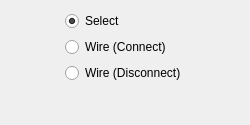
Above: UI/glitch-tools.ui from textbrowser/glitch before the change. Below: the same form after it.
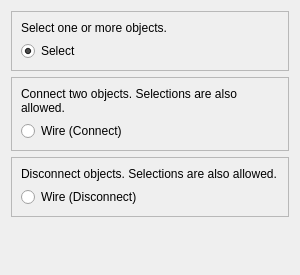
That is the form after the change. Icons and pictures are not drawn.

Diff of the .ui file:
```diff
--- a/UI/glitch-tools.ui
+++ b/UI/glitch-tools.ui
@@ -6,8 +6,8 @@
    <rect>
     <x>0</x>
     <y>0</y>
-    <width>250</width>
-    <height>125</height>
+    <width>300</width>
+    <height>275</height>
    </rect>
   </property>
   <property name="windowTitle">
@@ -17,10 +17,29 @@
    <iconset resource="../Icons/icons.qrc">
     <normaloff>:/Logo/glitch-logo.png</normaloff>:/Logo/glitch-logo.png</iconset>
   </property>
-  <layout class="QVBoxLayout" name="verticalLayout">
+  <layout class="QVBoxLayout" name="verticalLayout_4">
    <item>
     <layout class="QGridLayout" name="gridLayout">
-     <item row="0" column="1">
+     <item row="0" column="0">
+      <widget class="QFrame" name="frame">
+       <property name="frameShape">
+        <enum>QFrame::StyledPanel</enum>
+       </property>
+       <property name="frameShadow">
+        <enum>QFrame::Raised</enum>
+       </property>
+       <layout class="QVBoxLayout" name="verticalLayout">
+        <item>
+         <widget class="QLabel" name="label_3">
+          <property name="text">
+           <string>Select one or more objects.</string>
+          </property>
+          <property name="wordWrap">
+           <bool>true</bool>
+          </property>
+         </widget>
+        </item>
+        <item>
       <widget class="QRadioButton" name="select">
        <property name="text">
         <string>Select</string>
@@ -30,45 +49,66 @@
        </property>
       </widget>
      </item>
-     <item row="0" column="0">
-      <spacer name="horizontalSpacer">
-       <property name="orientation">
-        <enum>Qt::Horizontal</enum>
+       </layout>
+      </widget>
+     </item>
+     <item row="1" column="0">
+      <widget class="QFrame" name="frame_2">
+       <property name="frameShape">
+        <enum>QFrame::StyledPanel</enum>
        </property>
-       <property name="sizeHint" stdset="0">
-        <size>
-         <width>40</width>
-         <height>20</height>
-        </size>
+       <property name="frameShadow">
+        <enum>QFrame::Raised</enum>
        </property>
-      </spacer>
-     </item>
-     <item row="1" column="1">
+       <layout class="QVBoxLayout" name="verticalLayout_2">
+        <item>
+         <widget class="QLabel" name="label">
+          <property name="text">
+           <string>Connect two objects. Selections are also allowed.</string>
+          </property>
+          <property name="wordWrap">
+           <bool>true</bool>
+          </property>
+         </widget>
+        </item>
+        <item>
       <widget class="QRadioButton" name="wire_connect">
        <property name="text">
         <string>Wire (Connect)</string>
        </property>
       </widget>
      </item>
-     <item row="2" column="1">
+       </layout>
+      </widget>
+     </item>
+     <item row="2" column="0">
+      <widget class="QFrame" name="frame_3">
+       <property name="frameShape">
+        <enum>QFrame::StyledPanel</enum>
+       </property>
+       <property name="frameShadow">
+        <enum>QFrame::Raised</enum>
+       </property>
+       <layout class="QVBoxLayout" name="verticalLayout_3">
+        <item>
+         <widget class="QLabel" name="label_2">
+          <property name="text">
+           <string>Disconnect objects. Selections are also allowed.</string>
+          </property>
+          <property name="wordWrap">
+           <bool>true</bool>
+          </property>
+         </widget>
+        </item>
+        <item>
       <widget class="QRadioButton" name="wire_disconnect">
        <property name="text">
         <string>Wire (Disconnect)</string>
        </property>
       </widget>
      </item>
-     <item row="0" column="2">
-      <spacer name="horizontalSpacer_2">
-       <property name="orientation">
-        <enum>Qt::Horizontal</enum>
-       </property>
-       <property name="sizeHint" stdset="0">
-        <size>
-         <width>40</width>
-         <height>20</height>
-        </size>
-       </property>
-      </spacer>
+       </layout>
+      </widget>
      </item>
     </layout>
    </item>
```
Left out of the diff: 5 changed lines with no effect on the pictures. Lines whose indentation alone changed are shown as unchanged.
